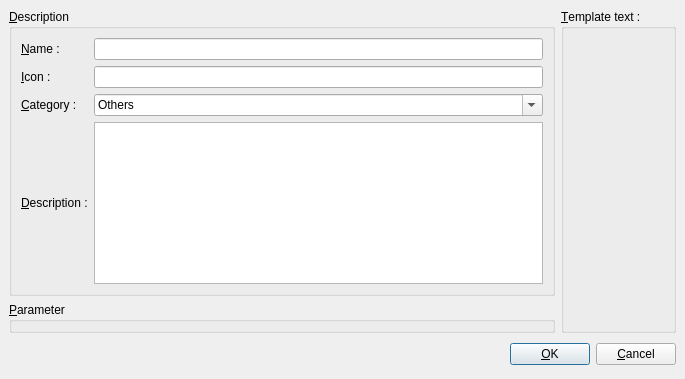
Before: the Qt Designer form ui/snipetproperty.ui in phoenix741/xinx, drawn with Qt 5.
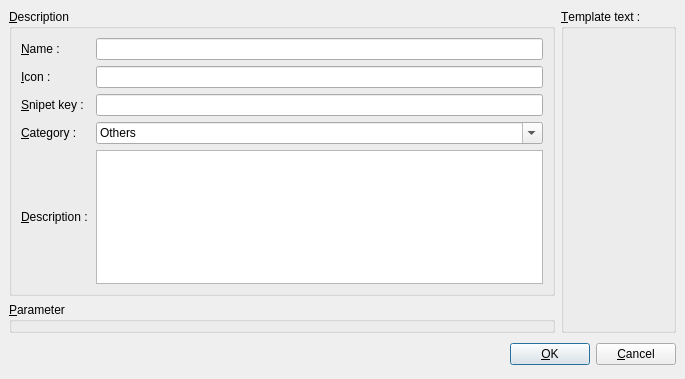
After: the same form once the commit is applied. Icons and pictures are not drawn.

Diff of the .ui file:
```diff
--- a/ui/snipetproperty.ui
+++ b/ui/snipetproperty.ui
@@ -88,6 +88,16 @@
       <property name="spacing" >
        <number>6</number>
       </property>
+      <item row="3" column="0" >
+       <widget class="QLabel" name="label_4" >
+        <property name="text" >
+         <string>&amp;Category :</string>
+        </property>
+        <property name="buddy" >
+         <cstring>m_categoryComboBox</cstring>
+        </property>
+       </widget>
+      </item>
       <item row="1" column="0" >
        <widget class="QLabel" name="label_2" >
         <property name="text" >
@@ -108,26 +118,13 @@
         </property>
        </widget>
       </item>
-      <item row="3" column="0" colspan="2" >
-       <widget class="QLabel" name="label_3" >
-        <property name="text" >
-         <string>&amp;Description :</string>
-        </property>
-        <property name="buddy" >
-         <cstring>m_descriptionTextEdit</cstring>
-        </property>
-       </widget>
+      <item row="4" column="2" >
+       <widget class="QTextEdit" name="m_descriptionTextEdit" />
       </item>
       <item row="1" column="2" >
        <widget class="QLineEdit" name="m_iconLineEdit" />
       </item>
       <item row="3" column="2" >
-       <widget class="QTextEdit" name="m_descriptionTextEdit" />
-      </item>
-      <item row="0" column="2" >
-       <widget class="QLineEdit" name="m_nameLineEdit" />
-      </item>
-      <item row="2" column="2" >
        <widget class="QComboBox" name="m_categoryComboBox" >
         <property name="editable" >
          <bool>true</bool>
@@ -139,10 +136,26 @@
         </item>
        </widget>
       </item>
+      <item row="4" column="0" colspan="2" >
+       <widget class="QLabel" name="label_3" >
+        <property name="text" >
+         <string>&amp;Description :</string>
+        </property>
+        <property name="buddy" >
+         <cstring>m_descriptionTextEdit</cstring>
+        </property>
+       </widget>
+      </item>
+      <item row="0" column="2" >
+       <widget class="QLineEdit" name="m_nameLineEdit" />
+      </item>
+      <item row="2" column="2" >
+       <widget class="QLineEdit" name="m_keyLineEdit" />
+      </item>
       <item row="2" column="0" >
-       <widget class="QLabel" name="label_4" >
+       <widget class="QLabel" name="label_5" >
         <property name="text" >
-         <string>&amp;Category :</string>
+         <string>&amp;Snipet key :</string>
         </property>
         <property name="buddy" >
          <cstring>m_categoryComboBox</cstring>
```
Left out of the diff: 5 changed lines with no effect on the pictures.
